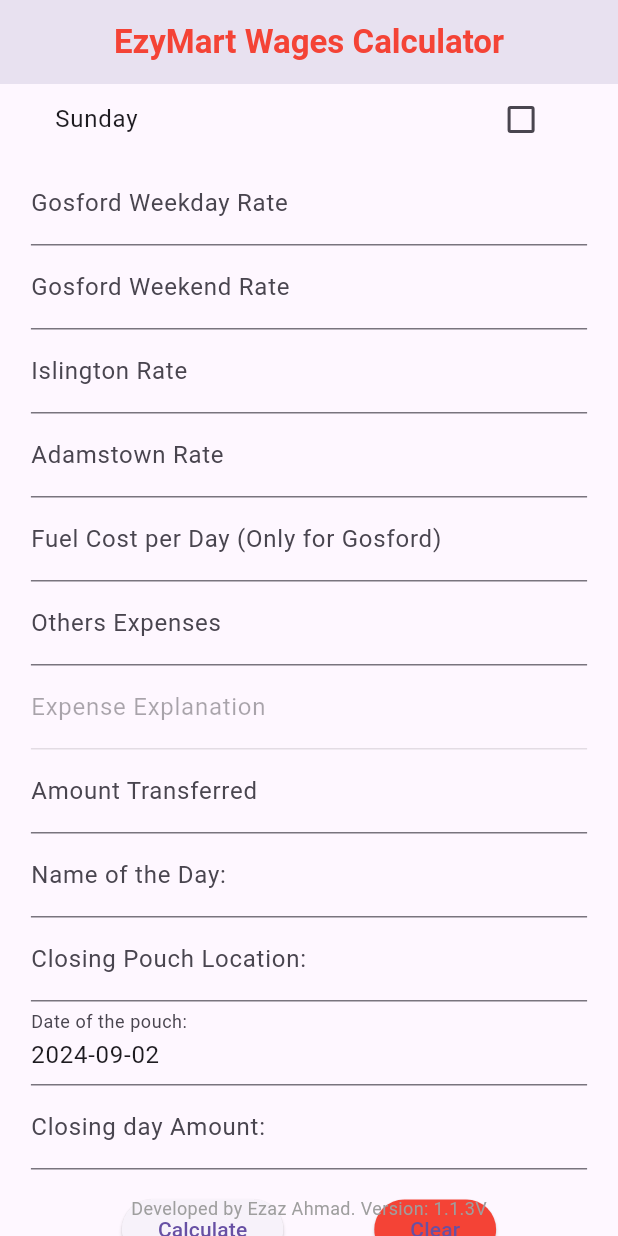
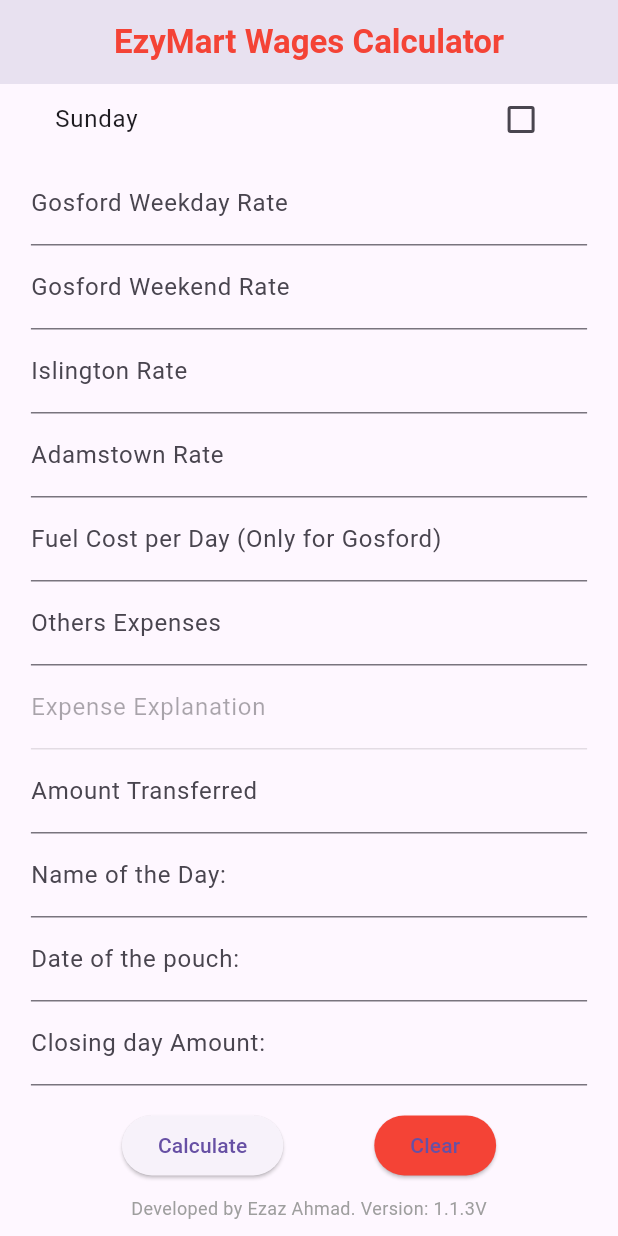
Before and after one commit to Ezaz-Ahmad/EzyMart-Wages-report-Flutter, a Flutter app: the screen it shows after launch, scrolled down 529 dp, on a phone screen of 412 x 824 dp. Run offline on Flutter 3.47's test engine with Material 3 defaults, Android fonts, the phone set to English and light mode, and no system bars; our stand-ins replace animated_text_kit, open_file, pdf, permission_handler.

Commit message:
Pouch Date controller Modifed

```diff
--- a/lib/main.dart
+++ b/lib/main.dart
@@ -372,7 +372,7 @@
                     ),
                     pw.TextSpan(
                       text:
-                          '\n\nSalam brother, as per your previous instruction I have sorted my wages from $PouchDay (${cashTakenDate}) closing amount of ${PouchLocation}. On $PouchDay the closing amount of $PouchLocation was \$${closingAmount}, and my wages left after deducting Transferred amount is \$${_grandTotalWages}\n\nAMOUNT LEFT AFTER SORTING WAGES \n= (\$${closingAmount} - \$${_grandTotalWages}) = \$${wagesLeftOver}\n\nAnd I have left the after wages amount on the place where I usually put the closing money for Gosford.\n\nPlease let me know brother if there is any issue.\n\nThank You So Much Brother',
+                      '\n\nSalam brother, as per your previous instruction I have sorted my wages from $PouchDay (${_pouchDateController}) closing amount of ${PouchLocation}. On $PouchDay the closing amount of $PouchLocation was \$${closingAmount}, and my wages left after deducting Transferred amount is \$${_grandTotalWages}\n\nAMOUNT LEFT AFTER SORTING WAGES \n= (\$${closingAmount} - \$${_grandTotalWages}) = \$${wagesLeftOver}\n\nAnd I have left the after wages amount on the place where I usually put the closing money for Gosford.\n\nPlease let me know brother if there is any issue.\n\nThank You So Much Brother',
                     ),
                   ],
                 ),
@@ -469,6 +469,7 @@
     'Saturday': false,
     'Sunday': false,
   };
+
   // New variables for employee details
   String _date = '';
   String cashTakenDate = '';
@@ -500,6 +501,7 @@
   double closingAmount = 0;
   bool isExpenseExplanationEnabled = false;
 
+  TextEditingController _pouchDateController = TextEditingController();
   TextEditingController _dateController = TextEditingController();
   @override
   void initState() {
@@ -510,6 +512,13 @@
       _endTime[day] = null;
       _locations[day] = 'Gosford'; // Default value
     }
+  }
+
+  @override
+  void dispose() {
+    _dateController.dispose();
+    _pouchDateController.dispose();
+    super.dispose();
   }
 
   void _pickTime(BuildContext context, String day, bool isStartTime) async {
@@ -1022,21 +1031,7 @@
                   },
                 ),
                 TextFormField(
-                  decoration: InputDecoration(
-                    labelText: 'Closing Pouch Location:',
-                    hintText: 'e.g., Gosford',
-                    hintStyle: TextStyle(
-                        color: Colors.grey), // Adjust the color to be lighter
-                  ),
-                  keyboardType: TextInputType.multiline,
-                  maxLines: null,
-                  onSaved: (value) {
-                    PouchLocation = value ?? '';
-                  },
-                ),
-
-                TextFormField(
-                  controller: _dateController,
+                  controller: _pouchDateController,
                   decoration: InputDecoration(labelText: 'Date of the pouch: '),
                   readOnly: true, // Make the text field read-only
                   onTap: () async {
@@ -1047,7 +1042,7 @@
                       lastDate: DateTime(2025),
                     );
                     if (pickedDate != null) {
-                      _dateController.text =
+                      _pouchDateController.text =
                           DateFormat('yyyy-MM-dd').format(pickedDate);
                     }
                   },
@@ -1055,6 +1050,7 @@
                     cashTakenDate = value ?? '';
                   },
                 ),
+
                 TextFormField(
                   decoration: InputDecoration(labelText: 'Closing day Amount:'),
                   keyboardType: TextInputType.number,
@@ -1085,8 +1081,7 @@
                         onPressed: _clearForm,
                         child: Text('Clear'),
                         style: ElevatedButton.styleFrom(
-                          primary: Colors
-                              .red, // Differentiate from the Calculate button
+                          backgroundColor: Colors.red,
                         ),
                       ),
                     ],
```
Also changed, not shown: pubspec.lock, 3 other files. Lines whose indentation alone changed are shown as unchanged.
